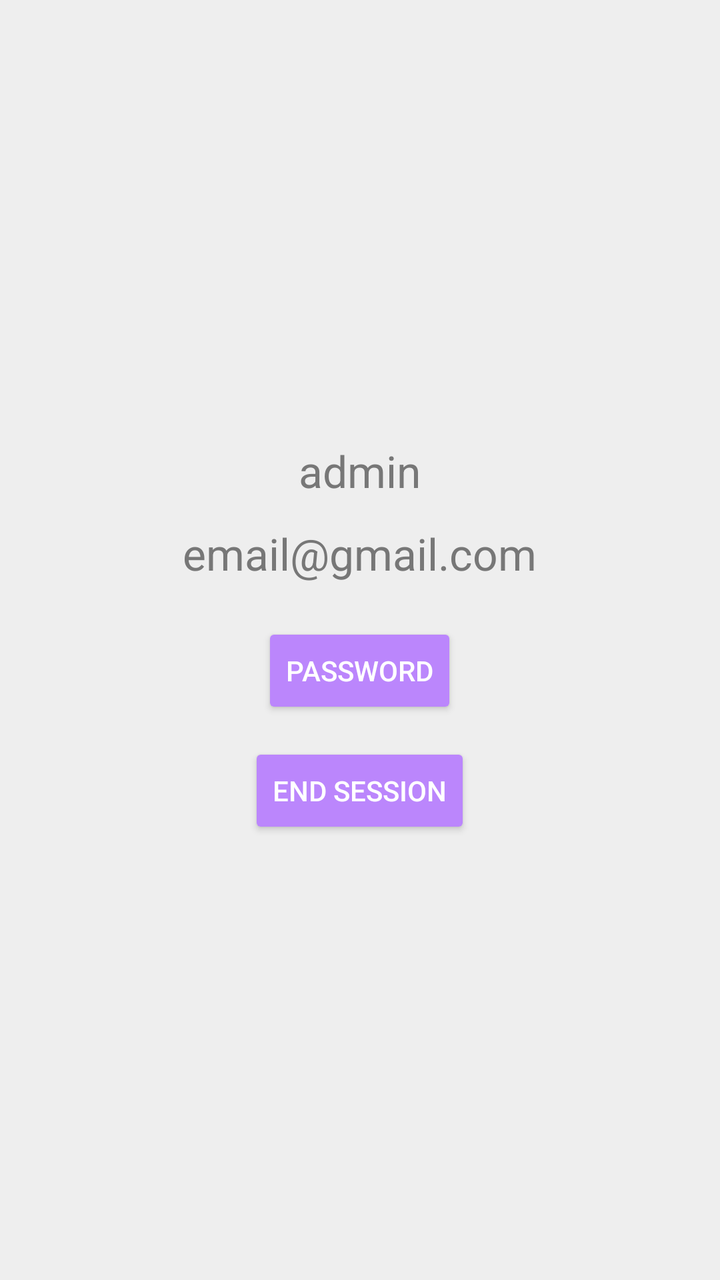
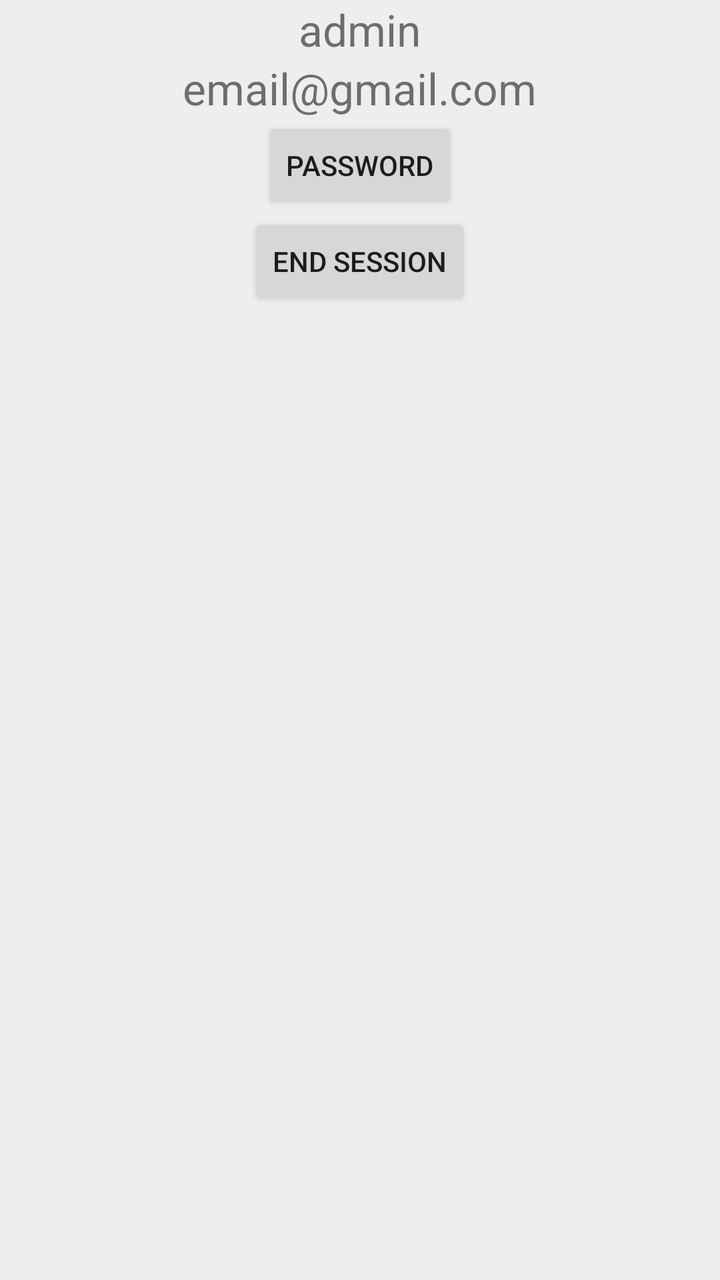

Screens rendered from an Android XML layout before and after an edit, with the pre-edit source and the edit as a unified diff.
<!-- AndroidManifest.xml: application theme Theme.EventsApp -->
<!-- res/layout/activity_profile.xml -->
<?xml version="1.0" encoding="utf-8"?>
<LinearLayout xmlns:android="http://schemas.android.com/apk/res/android"
    android:layout_width="match_parent"
    android:layout_height="match_parent"
    android:orientation="vertical"
    android:background="@color/light_gray"
    android:gravity="center">

    <TextView
        android:id="@+id/tvProfileUsername"
        android:layout_width="wrap_content"
        android:layout_height="wrap_content"
        android:text="@string/default_username"
        android:textColor="@color/gray_text"
        android:textSize="22sp" />

    <Space
        android:layout_width="match_parent"
        android:layout_height="12dp" />

    <TextView
        android:id="@+id/tvProfileEmail"
        android:layout_width="wrap_content"
        android:layout_height="wrap_content"
        android:text="@string/default_email"
        android:textColor="@color/gray_text"
        android:textSize="22sp" />

    <Space
        android:layout_width="match_parent"
        android:layout_height="20dp" />

    <Button
        android:id="@+id/btnPassword"
        android:layout_width="wrap_content"
        android:layout_height="wrap_content"
        android:text="@string/password_upper"
        android:backgroundTint="@color/purple_200"
        android:textColor="@color/white" />

    <Space
        android:layout_width="match_parent"
        android:layout_height="12dp" />

    <Button
        android:id="@+id/btnEndSession"
        android:layout_width="wrap_content"
        android:layout_height="wrap_content"
        android:text="@string/end_session_upper"
        android:backgroundTint="@color/purple_200"
        android:textColor="@color/white" />

</LinearLayout>
<!-- resources referenced by this layout -->
<resources>
  <color name="gray_text">#777777</color>
  <color name="light_gray">#EEEEEE</color>
  <color name="purple_200">#FFBB86FC</color>
  <color name="white">#FFFFFF</color>
  <string name="default_email">email@gmail.com</string>
  <string name="default_username">admin</string>
  <string name="end_session_upper">END SESSION</string>
  <string name="password_upper">PASSWORD</string>
  <style name="Theme.EventsApp" parent="Theme.AppCompat.Light.DarkActionBar">
          
          <item name="colorPrimary">@color/purple_500</item>
          <item name="colorPrimaryDark">@color/purple_700</item>
          <item name="colorAccent">@color/teal_200</item>
          
      </style>
  <color name="purple_500">#FF6200EE</color>
  <color name="purple_700">#FF3700B3</color>
  <color name="teal_200">#FF03DAC5</color>
</resources>

<!-- the commit's change to res/layout/activity_profile.xml (unified diff, before → after) -->
@@ -3,51 +3,39 @@
     android:layout_width="match_parent"
     android:layout_height="match_parent"
     android:orientation="vertical"
-    android:background="@color/light_gray"
-    android:gravity="center">
+    android:background="@color/light_gray">
 
     <TextView
         android:id="@+id/tvProfileUsername"
         android:layout_width="wrap_content"
         android:layout_height="wrap_content"
         android:text="@string/default_username"
-        android:textColor="@color/gray_text"
+        android:layout_gravity="center"
         android:textSize="22sp" />
 
-    <Space
-        android:layout_width="match_parent"
-        android:layout_height="12dp" />
 
     <TextView
         android:id="@+id/tvProfileEmail"
         android:layout_width="wrap_content"
         android:layout_height="wrap_content"
         android:text="@string/default_email"
-        android:textColor="@color/gray_text"
+        android:layout_gravity="center"
         android:textSize="22sp" />
 
-    <Space
-        android:layout_width="match_parent"
-        android:layout_height="20dp" />
 
     <Button
         android:id="@+id/btnPassword"
         android:layout_width="wrap_content"
         android:layout_height="wrap_content"
-        android:text="@string/password_upper"
-        android:backgroundTint="@color/purple_200"
-        android:textColor="@color/white" />
+        android:layout_gravity="center"
+        android:text="@string/password_upper" />
 
-    <Space
-        android:layout_width="match_parent"
-        android:layout_height="12dp" />
 
     <Button
         android:id="@+id/btnEndSession"
         android:layout_width="wrap_content"
         android:layout_height="wrap_content"
-        android:text="@string/end_session_upper"
-        android:backgroundTint="@color/purple_200"
-        android:textColor="@color/white" />
+        android:layout_gravity="center"
+        android:text="@string/end_session_upper" />
 
 </LinearLayout>
<!-- resource entries referenced after the edit -->
@@ -1,9 +1,6 @@
 <!-- resources referenced by this layout -->
 <resources>
-  <color name="gray_text">#777777</color>
   <color name="light_gray">#EEEEEE</color>
-  <color name="purple_200">#FFBB86FC</color>
-  <color name="white">#FFFFFF</color>
   <string name="default_email">email@gmail.com</string>
   <string name="default_username">admin</string>
   <string name="end_session_upper">END SESSION</string>
